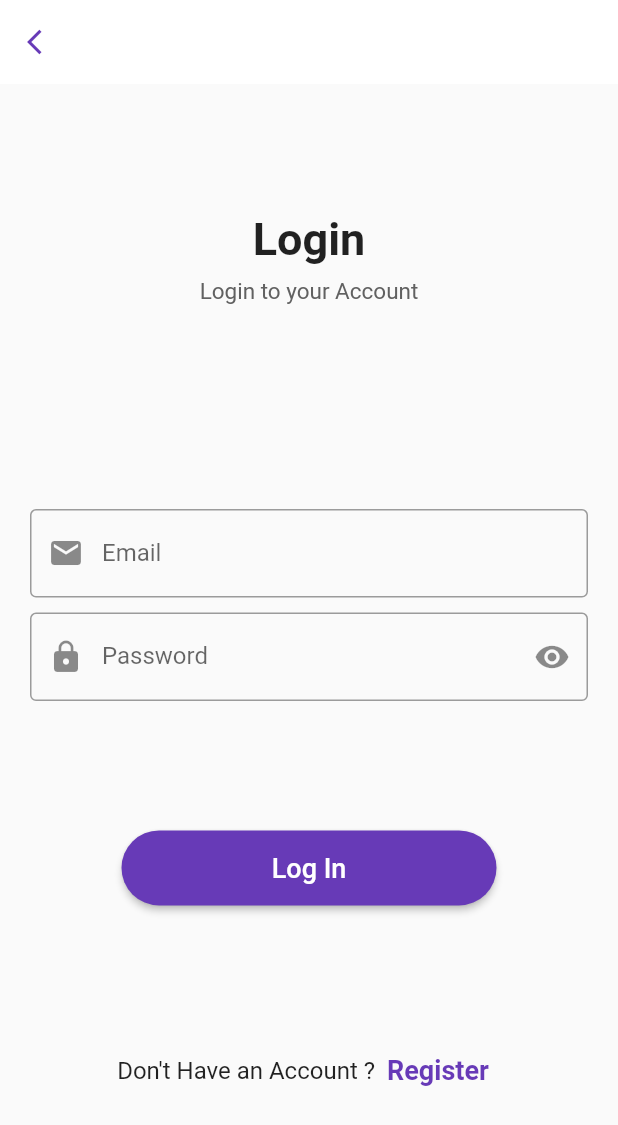
After one commit to Audio-App-Organization/new_project, a Flutter app: the screen it shows after launch, after a tap on "Login", on a phone screen of 412 x 824 dp. The commit adds this screen. Shown: the top 1125 px of the screen. Run offline on Flutter 3.47's test engine with Material 2 defaults, Android fonts, the phone set to English and light mode, and no system bars; our stand-ins replace audioplayers, cloud_firestore, firebase_auth, firebase_core, google_fonts; missing offline and left inert: record; accounts and stored records are empty.

Commit message:
User Login UI

```diff
--- a/lib/Voicei.dart
+++ b/lib/Old/Voicei.dart
@@ -1,5 +1,5 @@
 import 'package:flutter/material.dart';
-import 'package:new_project/voiceu.dart';
+import 'package:new_project/Old/voiceu.dart';
 import 'package:record/record.dart';
 
 class Voicei extends StatefulWidget {
--- a/lib/voicerecordera.dart
+++ b/lib/Old/voicerecordera.dart
@@ -1,7 +1,7 @@
 import 'package:flutter/material.dart';
 import 'package:path_provider/path_provider.dart';
 import 'dart:io';
-import 'package:new_project/Voicei.dart';
+import 'package:new_project/Old/Voicei.dart';
 import 'package:record/record.dart';
 
 class Voice extends StatefulWidget {
--- a/lib/voiceu.dart
+++ b/lib/Old/voiceu.dart
@@ -1,6 +1,6 @@
 import 'package:flutter/material.dart';
 import 'package:new_project/Classifier.dart';
-import 'package:new_project/Voicei.dart';
+import 'package:new_project/Old/Voicei.dart';
 import 'package:record/record.dart';
 
 class Voiceu extends StatefulWidget {
--- /dev/null
+++ b/lib/Screens/AuthScreen.dart
@@ -0,0 +1,98 @@
+import 'package:flutter/material.dart';
+
+import '../Register.dart';
+import 'LogIn.dart';
+
+class AuthScreen extends StatelessWidget {
+  const AuthScreen({super.key});
+
+  @override
+  Widget build(BuildContext context) {
+    return Scaffold(
+      body: SafeArea(
+          child: Container(
+        width: double.infinity,
+        height: MediaQuery.of(context).size.height,
+        padding: const EdgeInsets.symmetric(horizontal: 30, vertical: 50),
+        child: Column(
+          mainAxisAlignment: MainAxisAlignment.spaceBetween,
+          crossAxisAlignment: CrossAxisAlignment.center,
+          children: <Widget>[
+            const Column(
+              children: <Widget>[
+                Text(
+                  "Welcome",
+                  style: TextStyle(
+                    fontWeight: FontWeight.bold,
+                    fontSize: 40,
+                  ),
+                ),
+                SizedBox(
+                  height: 20,
+                ),
+                Text(
+                  "The Human Voice is the Organ of the Soul",
+                  textAlign: TextAlign.center,
+                  style: TextStyle(
+                    fontSize: 20,
+                    fontStyle: FontStyle.italic,
+                  ),
+                )
+              ],
+            ),
+            Container(
+              height: MediaQuery.of(context).size.height / 3,
+              decoration: const BoxDecoration(
+                  image:
+                      DecorationImage(image: AssetImage("assets/Welcome.png"))),
+            ),
+            Column(
+              children: <Widget>[
+                ElevatedButton(
+                  onPressed: () {
+                    Navigator.push(context,
+                        MaterialPageRoute(builder: (context) => const Login()));
+                  },
+                  style: ElevatedButton.styleFrom(
+                      minimumSize: const Size(250, 50),
+                      foregroundColor: Colors.deepPurple,
+                      // Add transparent background
+                      backgroundColor: Colors.white,
+
+                      shape: RoundedRectangleBorder(
+                          side: const BorderSide(color: Colors.deepPurple),
+                          borderRadius: BorderRadius.circular(50))),
+                  child: const Text(
+                    "Login",
+                    style: TextStyle(fontWeight: FontWeight.w600, fontSize: 15),
+                  ),
+                ),
+                const SizedBox(
+                  height: 20,
+                ),
+                ElevatedButton(
+                  onPressed: () {
+                    Navigator.push(context,
+                        MaterialPageRoute(builder: (context) => Register()));
+                  },
+                  style: ElevatedButton.styleFrom(
+                    minimumSize: const Size(250, 50),
+                    shape: RoundedRectangleBorder(
+                        borderRadius: BorderRadius.circular(50)),
+                  ),
+                  child: const Text(
+                    "Register",
+                    style: TextStyle(
+                        color: Colors.white,
+                        fontWeight: FontWeight.w600,
+                        fontSize: 15),
+                  ),
+                )
+              ],
+            )
+          ],
+        ),
+      )),
+    );
+  }
+}
--- /dev/null
+++ b/lib/Screens/LogIn.dart
@@ -0,0 +1,217 @@
+import 'package:firebase_auth/firebase_auth.dart';
+import 'package:flutter/material.dart';
+
+class Login extends StatefulWidget {
+  const Login({Key? key}) : super(key: key);
+
+  @override
+  State<Login> createState() => _LoginState();
+}
+
+class _LoginState extends State<Login> {
+  final emailController = TextEditingController();
+  final passwordController = TextEditingController();
+  bool passToggle = true;
+
+  @override
+  void dispose() {
+    emailController.dispose();
+    passwordController.dispose();
+    super.dispose();
+  }
+
+  @override
+  Widget build(BuildContext context) {
+    // return Scaffold(
+    //   appBar: AppBar(
+    //     title: Center(child: const Text("Login")),
+    //   ),
+    //   body: Center(
+    //     child: Container(
+    //       padding: const EdgeInsets.symmetric(vertical: 20.0, horizontal: 20.0),
+    //       child: Form(
+    //         child: Column(
+    //           children: <Widget>[
+    //             TextField(
+    //                 controller: emailController,
+    //                 decoration: const InputDecoration(
+    //                     border: OutlineInputBorder(),
+    //                     labelText: "User Email"),
+    //               ),
+    //             SizedBox(height: 10.0),
+    //             TextField(
+    //               controller: passwordController,
+    //               decoration: const InputDecoration(
+    //                   border: OutlineInputBorder(),
+    //                   labelText: "Password"),
+    //               obscureText: true,
+    //             ),
+    //
+    //             const SizedBox(height: 10.0),
+    //             ElevatedButton(
+    //               style: ElevatedButton.styleFrom(
+    //                   minimumSize: const Size(250, 50),
+    //                   foregroundColor: Colors.deepPurple,
+    //                   // Add transparent background
+    //                   backgroundColor: Colors.white,
+    //                   shape: RoundedRectangleBorder(
+    //                       side: const BorderSide(color: Colors.deepPurple),
+    //                       borderRadius: BorderRadius.circular(50))),
+    //               child: const Text(
+    //                 "Login",
+    //                 style: TextStyle(fontWeight: FontWeight.w600, fontSize: 15),
+    //               ),
+    //               onPressed: signIn,
+    //             ),
+    //           ],
+    //         ),
+    //       ),
+    //     ),
+    //   ),
+    // );
+    return Scaffold(
+      resizeToAvoidBottomInset: false,
+      appBar: AppBar(
+        backgroundColor: Colors.white,
+        elevation: 0,
+        leading: IconButton(
+          onPressed: () {
+            Navigator.pop(context);
+          },
+          icon: const Icon(
+            Icons.arrow_back_ios,
+            size: 20,
+            color: Colors.deepPurple,
+          ),
+        ),
+      ),
+      body: SizedBox(
+        height: MediaQuery.of(context).size.height,
+        width: double.infinity,
+        child: Column(
+          mainAxisAlignment: MainAxisAlignment.spaceBetween,
+          children: <Widget>[
+            Expanded(
+                child: Column(
+              mainAxisAlignment: MainAxisAlignment.spaceEvenly,
+              children: <Widget>[
+                Column(
+                  children: <Widget>[
+                    const Text(
+                      "Login",
+                      style:
+                          TextStyle(fontSize: 30, fontWeight: FontWeight.bold),
+                    ),
+                    const SizedBox(
+                      height: 8,
+                    ),
+                    Text(
+                      "Login to your Account",
+                      style: TextStyle(fontSize: 15, color: Colors.grey[700]),
+                    )
+                  ],
+                ),
+                Padding(
+                  padding: const EdgeInsets.symmetric(horizontal: 20),
+                  child: Form(
+                    child: Column(
+                      children: [
+                        SizedBox(height: 50),
+                        TextFormField(
+                          keyboardType: TextInputType.emailAddress,
+                          controller: emailController,
+                          decoration: const InputDecoration(
+                            labelText: "Email",
+                            border: OutlineInputBorder(),
+                            prefixIcon: Icon(Icons.email),
+                          ),
+                        ),
+                        SizedBox(height: 10),
+                        TextFormField(
+                          keyboardType: TextInputType.emailAddress,
+                          controller: passwordController,
+                          obscureText: passToggle,
+                          decoration: InputDecoration(
+                              labelText: "Password",
+                              border: OutlineInputBorder(),
+                              prefixIcon: Icon(Icons.lock),
+                              suffixIcon: InkWell(
+                                onTap: () {
+                                  setState(() {
+                                    passToggle = !passToggle;
+                                  });
+                                },
+                                child: Icon(passToggle
+                                    ? Icons.visibility
+                                    : Icons.visibility_off),
+                              )),
+                          validator: (value) {
+                            if (value!.isEmpty) {
+                              return "Enter Email";
+                            }
+                          },
+                        ),
+                      ],
+                    ),
+                  ),
+                ),
+                Column(
+                  children: <Widget>[
+                    ElevatedButton(
+                      onPressed: signIn,
+                      style: ElevatedButton.styleFrom(
+                        minimumSize: const Size(250, 50),
+                        shape: RoundedRectangleBorder(
+                            borderRadius: BorderRadius.circular(50)),
+                      ),
+                      child: const Text(
+                        "Log In",
+                        style: TextStyle(
+                            color: Colors.white,
+                            fontWeight: FontWeight.w500,
+                            fontSize: 18),
+                      ),
+                    ),
+                  ],
+                ),
+                Row(
+                  mainAxisAlignment: MainAxisAlignment.center,
+                  children: <Widget>[
+                    Text(
+                      "Don't Have an Account ?",
+                      style: TextStyle(
+                        fontSize: 16,
+                      ),
+                    ),
+                    TextButton(
+                        onPressed: () {},
+                        child: Text(
+                          "Register",
+                          style: TextStyle(
+                            fontSize: 18,
+                            fontWeight: FontWeight.bold,
+                          ),
+                        )),
+                    /*Text(
+                      "Register",
+                      style: TextStyle(
+                        fontWeight: FontWeight.bold,
+                        fontSize: 18,
+                      ),
+                    )*/
+                  ],
+                ),
+              ],
+            ))
+          ],
+        ),
+      ),
+    );
+  }
+
+  Future signIn() async {
+    await FirebaseAuth.instance.signInWithEmailAndPassword(
+        email: emailController.text.trim(),
+        password: passwordController.text.trim());
+  }
+}
--- a/lib/main.dart
+++ b/lib/main.dart
@@ -1,129 +1,45 @@
 import 'package:firebase_core/firebase_core.dart';
-import 'package:google_fonts/google_fonts.dart';
-
+import 'package:flutter/material.dart';
 import 'package:firebase_auth/firebase_auth.dart';
-import 'package:flutter/material.dart';
 import 'package:new_project/Register.dart';
+import 'package:new_project/Screens/LogIn.dart';
 import 'package:new_project/Screens/sampleScreen.dart';
 import 'package:new_project/Showdetails.dart';
 import 'package:new_project/dashboard.dart';
 import 'package:new_project/login.dart';
 import 'package:new_project/addPatient.dart';
 import 'package:provider/provider.dart';
-
+import 'package:google_fonts/google_fonts.dart';
+import 'Screens/AuthScreen.dart';
 import 'models/patientModelProvider.dart';
 
 Future<void> main() async {
   WidgetsFlutterBinding.ensureInitialized();
   await Firebase.initializeApp();
-
-  // Check if user is logged in
-  // var user = FirebaseAuth.instance.currentUser;
-  Widget initialScreen = const AddPatient();
-
-  runApp(ChangeNotifierProvider(
-    create: (context) => PatientModelProvider(),
-    child: MaterialApp(
-      theme: ThemeData(
-        colorScheme: ColorScheme.fromSeed(seedColor: Colors.deepPurple),
-        useMaterial3: true,
-      ),
-      debugShowCheckedModeBanner: false,
-      home: initialScreen,
-    ),
-  ));
+  runApp(MyApp());
 }
 
-class Homepage extends StatelessWidget {
-  const Homepage({super.key});
-
+class MyApp extends StatelessWidget {
   @override
   Widget build(BuildContext context) {
-    return Scaffold(
-      backgroundColor: Color.fromARGB(255, 59, 118, 144),
-      body: SafeArea(
-          child: Container(
-        width: double.infinity,
-        height: MediaQuery.of(context).size.height,
-        padding: const EdgeInsets.symmetric(horizontal: 30, vertical: 50),
-        child: Column(
-          mainAxisAlignment: MainAxisAlignment.spaceBetween,
-          crossAxisAlignment: CrossAxisAlignment.center,
-          children: <Widget>[
-            const Column(
-              children: <Widget>[
-                Text(
-                  "Welcome",
-                  style: TextStyle(
-                    fontWeight: FontWeight.bold,
-                    fontSize: 40,
-                  ),
-                ),
-                SizedBox(
-                  height: 20,
-                ),
-                Text(
-                  "The Human Voice is the Organ of the Soul",
-                  textAlign: TextAlign.center,
-                  style: TextStyle(
-                    color: Colors.black,
-                    fontSize: 20,
-                    fontStyle: FontStyle.italic,
-                  ),
-                )
-              ],
-            ),
-            Container(
-              height: MediaQuery.of(context).size.height / 3,
-              decoration: const BoxDecoration(
-                  image:
-                      DecorationImage(image: AssetImage("assets/Welcome.png"))),
-            ),
-            Column(
-              children: <Widget>[
-                MaterialButton(
-                  minWidth: double.infinity,
-                  height: 60,
-                  onPressed: () {
-                    Navigator.push(
-                        context,
-                        MaterialPageRoute(
-                            builder: (context) => const Loginpage()));
-                  },
-                  shape: RoundedRectangleBorder(
-                      side: const BorderSide(color: Colors.black),
-                      borderRadius: BorderRadius.circular(50)),
-                  child: const Text(
-                    "Login",
-                    style: TextStyle(fontWeight: FontWeight.w600, fontSize: 18),
-                  ),
-                ),
-                const SizedBox(
-                  height: 20,
-                ),
-                MaterialButton(
-                  minWidth: double.infinity,
-                  height: 60,
-                  onPressed: () {
-                    Navigator.push(context,
-                        MaterialPageRoute(builder: (context) => Register()));
-                  },
-                  color: const Color(0xff0095ff),
-                  shape: RoundedRectangleBorder(
-                      borderRadius: BorderRadius.circular(50)),
-                  child: const Text(
-                    "Register",
-                    style: TextStyle(
-                        color: Colors.white,
-                        fontWeight: FontWeight.w600,
-                        fontSize: 15),
-                  ),
-                )
-              ],
-            )
-          ],
+    return ChangeNotifierProvider<PatientModelProvider>(
+      create: (context) => PatientModelProvider(),
+      child: MaterialApp(
+        title: 'Flutter Demo',
+        theme: ThemeData(
+          colorScheme: ColorScheme.fromSwatch(primarySwatch: Colors.deepPurple),
         ),
-      )),
+        home: StreamBuilder<User?>(
+          stream: FirebaseAuth.instance.authStateChanges(),
+          builder: (context, snapshot) {
+            if (snapshot.hasData) {
+              return Dashboard(); // Removed const here
+            } else {
+              return AuthScreen(); // Removed const here
+            }
+          },
+        ),
+      ),
     );
   }
 }
```
Also changed, not shown: lib/dashboard.dart (+27 -53 lines), lib/login.dart (+0 -12 lines), lib/models/user.dart (added, +7 -0 lines), lib/services/auth.dart (+35 -0 lines), lib/Screens/Register.dart (added).
